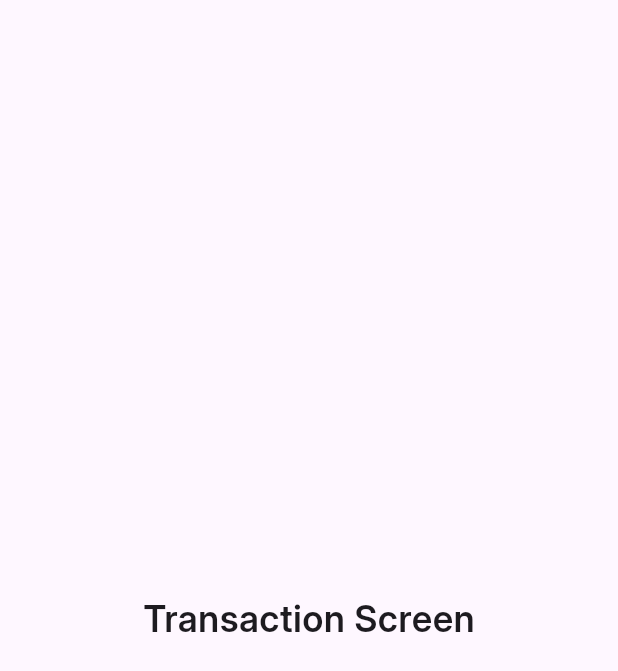
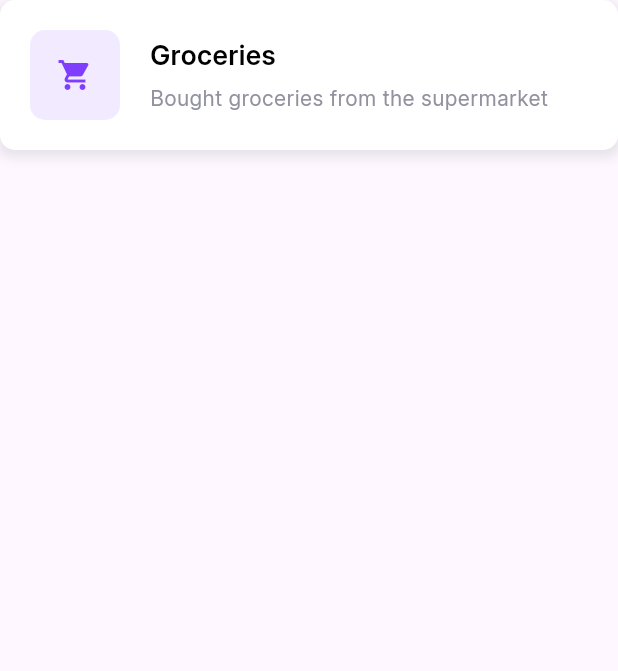
Before and after one commit to Dinethzz/spendly, a Flutter app: the TransactionScreen screen opened directly, on a phone screen of 412 x 824 dp. Shown: the top 671 px of the screen. Run offline on Flutter 3.47's test engine with Material 3 defaults, Android fonts, the phone set to English and light mode, and no system bars; our stand-ins replace shared_preferences, smooth_page_indicator; accounts and stored records are empty.

Commit message:
Expence card

```diff
--- a/lib/screens/transaction_screen.dart
+++ b/lib/screens/transaction_screen.dart
@@ -1,3 +1,5 @@
+import 'package:expenz/models/expence_model.dart';
+import 'package:expenz/widgets/expence_card.dart';
 import 'package:flutter/material.dart';
 
 class TransactionScreen extends StatefulWidget {
@@ -10,12 +12,20 @@ class TransactionScreen extends StatefulWidget {
 class _TransactionScreenState extends State<TransactionScreen> {
   @override
   Widget build(BuildContext context) {
-    return const Scaffold(
-      body: Center(
-        child: Text(
-          'Transaction Screen',
-          style: TextStyle(fontSize: 24, fontWeight: FontWeight.bold),
-        ),
+    return SafeArea(
+      child: Scaffold(
+        body: Column(
+          children: [
+            ExpenceCard(
+              title: 'Groceries',
+              description: 'Bought groceries from the supermarket',
+              date: DateTime.now(),
+              amount: 50.0,
+              category: ExpenceCategories.food,
+              time: DateTime.now(),
+            ),
+          ],
+        )
       ),
     );
   }
--- /dev/null
+++ b/lib/widgets/expence_card.dart
@@ -0,0 +1,57 @@
+import 'package:expenz/constants/colors.dart';
+import 'package:expenz/models/expence_model.dart';
+import 'package:flutter/material.dart';
+
+class ExpenceCard extends StatelessWidget {
+  final String title;
+  final String description;
+  final DateTime date;
+  final double amount;
+  final ExpenceCategories category;
+  final DateTime time;
+
+  const ExpenceCard({super.key, required this.title, required this.date, required this.amount, required this.category, required this.time, required this.description});
+
+  @override
+  Widget build(BuildContext context) {
+    return Container(
+      margin: const EdgeInsets.only(bottom: 20),
+      padding: const EdgeInsets.all(20),
+      decoration: BoxDecoration(
+        color: kWhite,
+        borderRadius: BorderRadius.circular(10),
+        boxShadow: [
+          BoxShadow(
+            color: kGrey.withOpacity(0.2),
+            spreadRadius: 2,
+            blurRadius: 5,
+            offset: const Offset(0, 3), // changes position of shadow
+          ),
+        ],
+      ),
+      child: Row(children: [
+        Container(
+          height: 60,
+          width: 60,
+          decoration: BoxDecoration(
+            color: kMainColor.withOpacity(0.1),
+            borderRadius: BorderRadius.circular(10),
+          ),
+          child: Icon(
+            Icons.shopping_cart,
+            color: kMainColor,
+          ),
+        )
+        , const SizedBox(width: 20),
+        Column(
+          crossAxisAlignment: CrossAxisAlignment.start,
+          children: [
+            Text(title, style: TextStyle(fontSize: 18, fontWeight: FontWeight.bold, color: kBlack),)
+            , const SizedBox(height: 5),
+            Text(description, style: TextStyle(fontSize: 14, color: kGrey),)
+          ],
+        )
+      ],)
+    );
+  }
+}
```
Also changed, not shown: lib/screens/add_new_screen.dart (+40 -2 lines).
